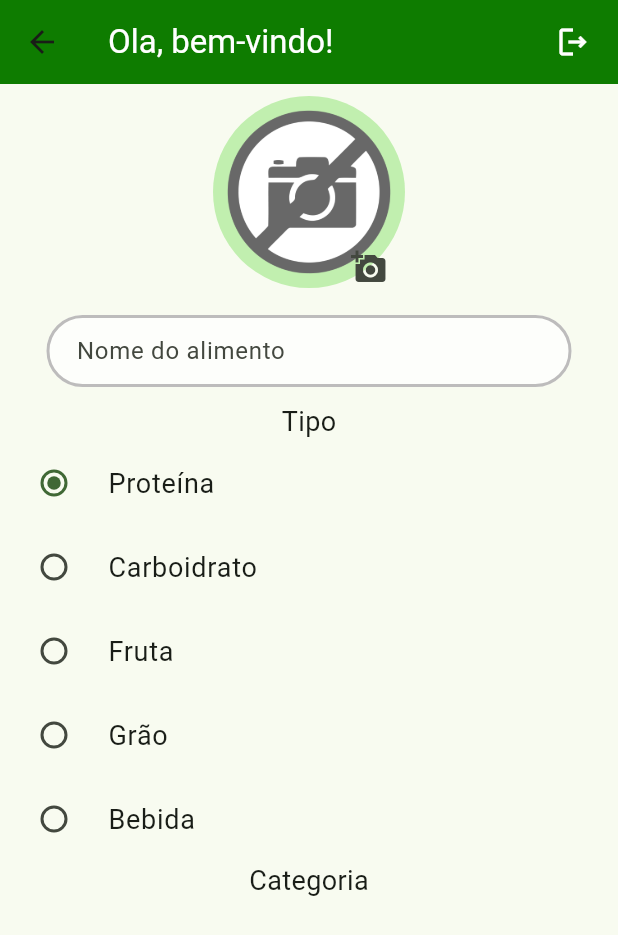
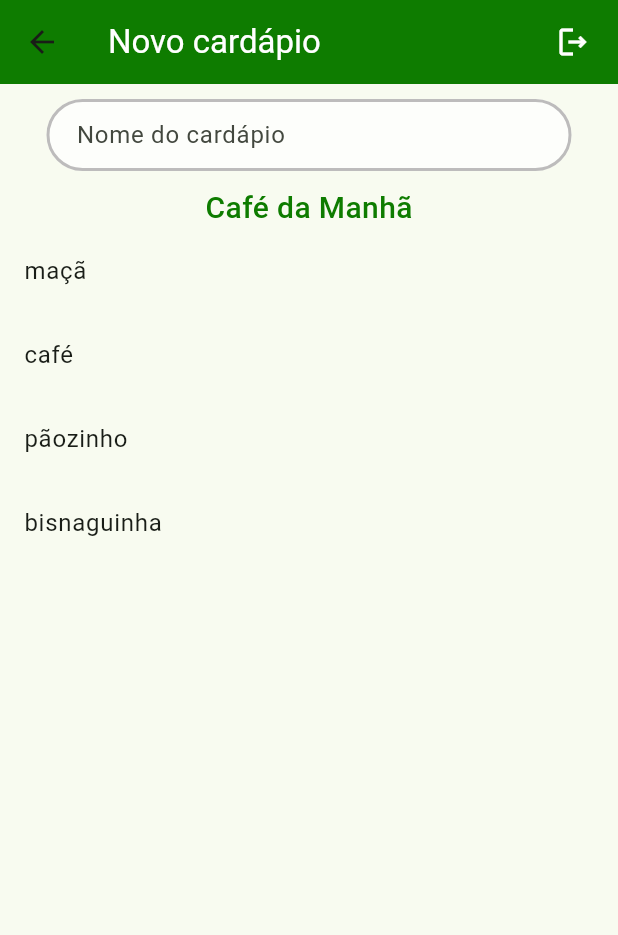
Before and after one commit to silva-luiz/app-nutricao, a Flutter app: the NewMenuPage screen opened by its route, on a phone screen of 412 x 824 dp. Shown: the top 935 px of the screen. Run offline on Flutter 3.47's test engine with Material 3 defaults, Android fonts, the phone set to English and light mode, and no system bars; our stand-ins replace image_picker, sqflite; accounts and stored records are empty.

Commit message:
new menu started

```diff
--- a/lib/pages/new_menu.dart
+++ b/lib/pages/new_menu.dart
@@ -1,7 +1,5 @@
 import 'package:app_nutricao/_core/color_list.dart';
 import 'package:app_nutricao/_core/input_style.dart';
-import 'package:app_nutricao/components/avatar.dart';
-import 'package:app_nutricao/components/food_type_radio.dart';
 import 'package:flutter/material.dart';
 
 class NewMenuPage extends StatefulWidget {
@@ -12,12 +10,24 @@ class NewMenuPage extends StatefulWidget {
 }
 
 class _NewMenuPageState extends State<NewMenuPage> {
+  final List<String> breakfastList = [
+    'maçã',
+    'café',
+    'pãozinho',
+    'bisnaguinha'
+  ];
+  final List<String> lunchList = ['arroz', 'feijão', 'suquinho'];
+  final List<String> dinnerList = ['arroz', 'feijão', 'saladinha', 'coquinha'];
+
+  final _formkey = GlobalKey<FormState>();
+  final TextEditingController _menuController = TextEditingController();
+
   @override
   Widget build(BuildContext context) {
     return Scaffold(
       appBar: AppBar(
         title: const Text(
-          'Ola, bem-vindo!',
+          'Novo cardápio',
           style: TextStyle(color: AppColors.textLight),
         ),
         actions: [
@@ -36,39 +46,97 @@ class _NewMenuPageState extends State<NewMenuPage> {
       ),
       body: SingleChildScrollView(
         child: Form(
+          key: _formkey,
           child: Center(
             child: Column(
               children: [
-              const Padding(
-                padding: EdgeInsets.all(8.0),
-                child: AvatarImage(),
-              ),
                 Padding(
                   padding: const EdgeInsets.all(10.0),
                   child: SizedBox(
                     width: 350,
                     child: TextFormField(
-                    decoration: textInputDecoration("Nome do alimento"),
+                      controller: _menuController,
+                      decoration: textInputDecoration("Nome do cardápio"),
                     ),
                   ),
                 ),
-              const Text(
-                'Tipo',
+                Container(
+                  child: Column(
+                    children: [
+                      Title(
+                        color: AppColors.primaryColor,
+                        child: const Text(
+                          "Café da Manhã",
                           style: TextStyle(
-                  fontSize: 18,
+                            fontSize: 20,
+                            fontWeight: FontWeight.w500,
+                            color: AppColors.primaryColor,
                           ),
                         ),
-              const FoodTypeRadio(),
-              const Text(
-                "Categoria",
-                style: TextStyle(
-                  fontSize: 18,
+                      ),
+                      Container(
+                        height: 800,
+                        child: ListView.builder(
+                          itemBuilder: (context, index) {
+                            return ListTile(
+                              title: Text(breakfastList[index]),
+                            );
+                          },
+                          itemCount: breakfastList.length,
                         ),
                       ),
                     ],
                   ),
-        )),
+                ),
+                MealList(label: "Jantinha", mealList: dinnerList),
+              ],
+            ),
+          ),
+        ),
       ),
     );
   }
 }
+
+class MealList extends StatelessWidget {
+  final String label;
+  final List mealList;
+
+  const MealList({
+    super.key,
+    required this.label,
+    required this.mealList,
+  });
+
+  @override
+  Widget build(BuildContext context) {
+    return Container(
+      child: Column(
+        children: [
+          Title(
+            color: AppColors.primaryColor,
+            child: Text(
+              label,
+              style: const TextStyle(
+                fontSize: 20,
+                fontWeight: FontWeight.w500,
+                color: AppColors.primaryColor,
+              ),
+            ),
+          ),
+          Container(
+            height: 500,
+            child: ListView.builder(
+              itemBuilder: (context, index) {
+                return ListTile(
+                  title: Text(mealList[index]),
+                );
+              },
+              itemCount: mealList.length,
+            ),
+          ),
+        ],
+      ),
+    );
+  }
+}
```
Also changed, not shown: pubspec.lock. Lines whose indentation alone changed are shown as unchanged.
